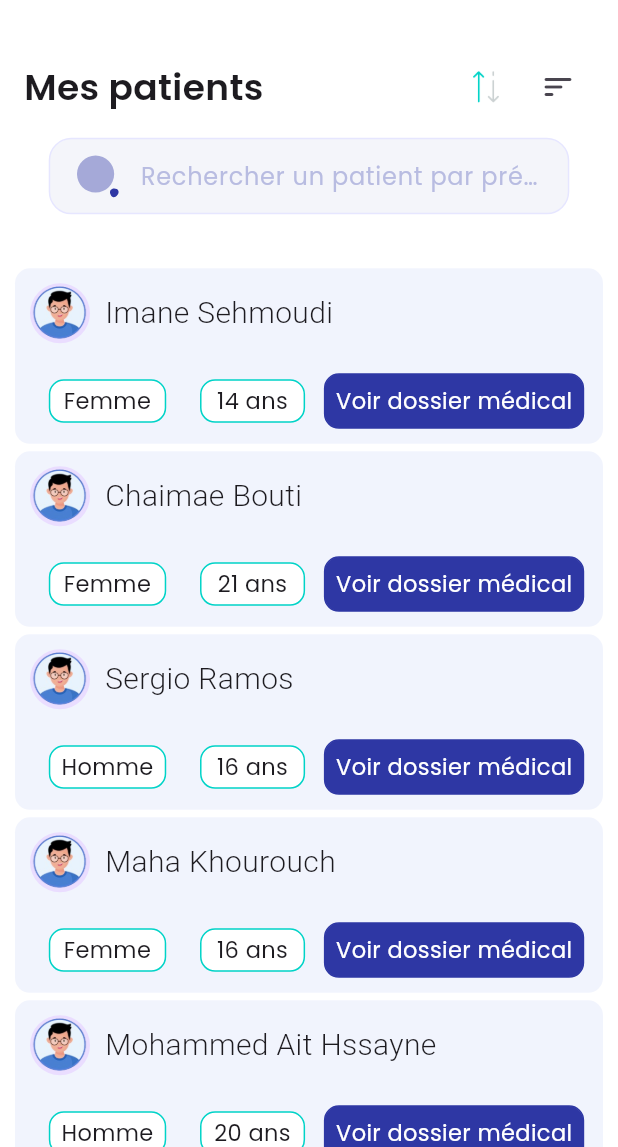
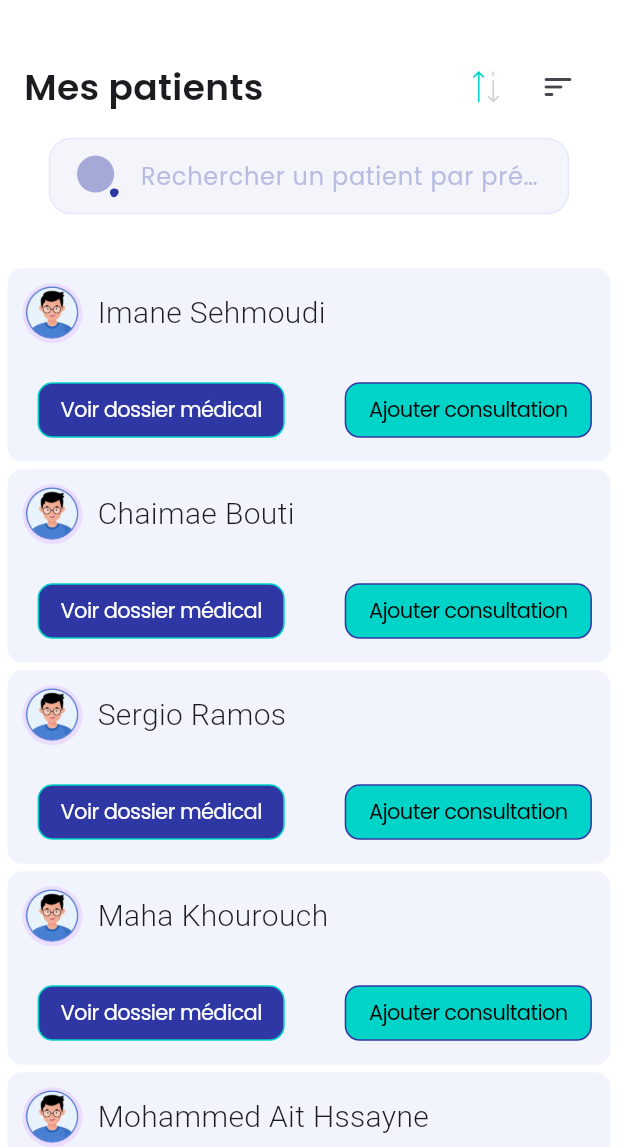
Before and after one commit to simoait02/e_esg, a Flutter app: the Mespatients screen opened directly, on a phone screen of 412 x 824 dp, the part 89-1236 px from its top. Run offline on Flutter 3.47's test engine with Material 3 defaults, Android fonts, the phone set to English and light mode, and no system bars; drawn by our look-alikes of auto_size_text; our stand-ins replace date_picker_timeline, dio, file_picker, fluentui_system_icons, flutter_animate, flutter_svg and 8 more; missing offline and left inert: chiclet, flame, flutter_email_sender, marqueer; accounts and stored records are empty; generated files the repository leaves out were written again.

Commit message:
add dossier medical version final

```diff
--- a/lib/pages/espaceMedecin/home/MesPatients/MesPatients.dart
+++ b/lib/pages/espaceMedecin/home/MesPatients/MesPatients.dart
@@ -205,7 +205,7 @@ class _MespatientsState extends State<Mespatients> {
     return Directionality(
       textDirection: TextDirection.ltr,
       child: Container(
-        margin: const EdgeInsets.only(top: 5, left: 10, right: 10),
+        margin: const EdgeInsets.only(top: 5, left: 5, right: 5),
         decoration: BoxDecoration(
             color: const Color(0x3fc8d3f7),
             borderRadius: BorderRadius.circular(10)
@@ -236,24 +236,47 @@ class _MespatientsState extends State<Mespatients> {
             Row(
               mainAxisAlignment: MainAxisAlignment.spaceEvenly,
               children: [
-                buildPatient(text: patient.sexe, isDarkMode: Cardi.isDarkMode.value, width: width * 0.19),
-                buildPatient(text: patient.age.toString().trim() + " ans", isDarkMode: Cardi.isDarkMode.value, width: width * 0.17),
-                Container(
-                  margin: const EdgeInsets.symmetric(vertical: 10),
-                  padding: const EdgeInsets.all(7),
+                CupertinoButton(
+                  onPressed: () {  },
+                  child: Container(
+                    width: width*0.4,
+                    padding: const EdgeInsets.symmetric(vertical:7,horizontal: 5),
                     alignment: Alignment.center,
                     decoration: BoxDecoration(
                       color: const Color(0xff2e37a4),
                       borderRadius: BorderRadius.circular(10),
-                    border: Border.all(color: const Color(0xff2e37a4)),
+                      border: Border.all(color: const Color(0xff00d3c7)),
                     ),
                     child: AutoSizeText(
                       AppLocalizations.of(context)!.seeMedicalDoc,
                       textAlign: TextAlign.center,
                       style: const TextStyle(
                         color: Colors.white,
-                      fontSize: 15,
+                        fontSize: 14,
                         fontFamily: "Poppins",
+                      ),
+                    ),
+                  ),
+                ),
+                CupertinoButton(
+                  onPressed: () { },
+                  child: Container(
+                    width: width*0.4,
+                    padding: const EdgeInsets.symmetric(vertical:7,horizontal: 5),
+                    alignment: Alignment.center,
+                    decoration: BoxDecoration(
+                      color: const Color(0xff00d3c7),
+                      borderRadius: BorderRadius.circular(10),
+                      border: Border.all(color: const Color(0xff2e37a4)),
+                    ),
+                    child: const AutoSizeText(
+                      "Ajouter consultation",
+                      textAlign: TextAlign.center,
+                      style: TextStyle(
+                        color: Colors.black,
+                        fontSize: 14,
+                        fontFamily: "Poppins",
+                      ),
                     ),
                   ),
                 )
```
Lines whose indentation alone changed are shown as unchanged.
